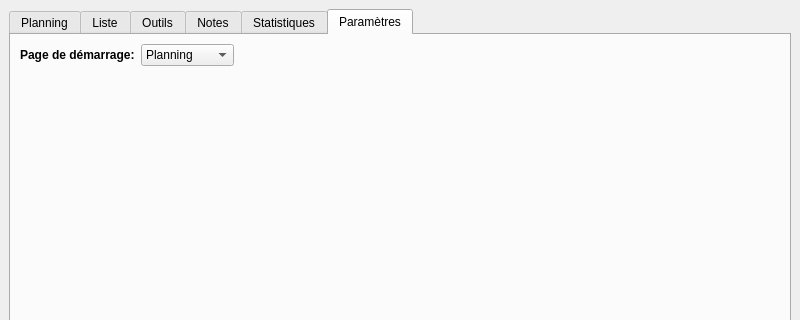
First picture: the form in ressources/MainWindow.ui, repository seigneurfuo/MyAnimeManager2, before the edit; both pictures show x 0 to 800 and y 0 to 320 of the 800 by 690 pixel window.
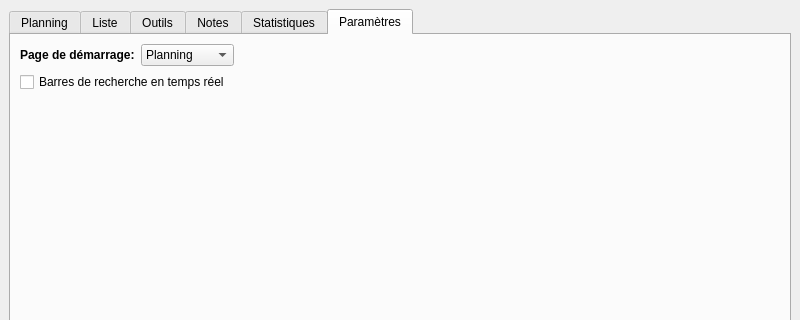
Second picture: the form after the edit. The open tabs and pages were chosen to show the change. Icons and pictures are not drawn.

Commit message: Ajout d'une fonctionnalité de "recherche en direct"

```diff
--- a/ressources/MainWindow.ui
+++ b/ressources/MainWindow.ui
@@ -1708,6 +1708,13 @@
           </item>
          </layout>
         </item>
+        <item>
+         <widget class="QCheckBox" name="checkBox_2">
+          <property name="text">
+           <string>Barres de recherche en temps réel</string>
+          </property>
+         </widget>
+        </item>
         <item>
          <spacer name="verticalSpacer_3">
           <property name="orientation">
```
Left out of the diff: 30 changed lines with no effect on the pictures. The commit also changes 1 other file.
